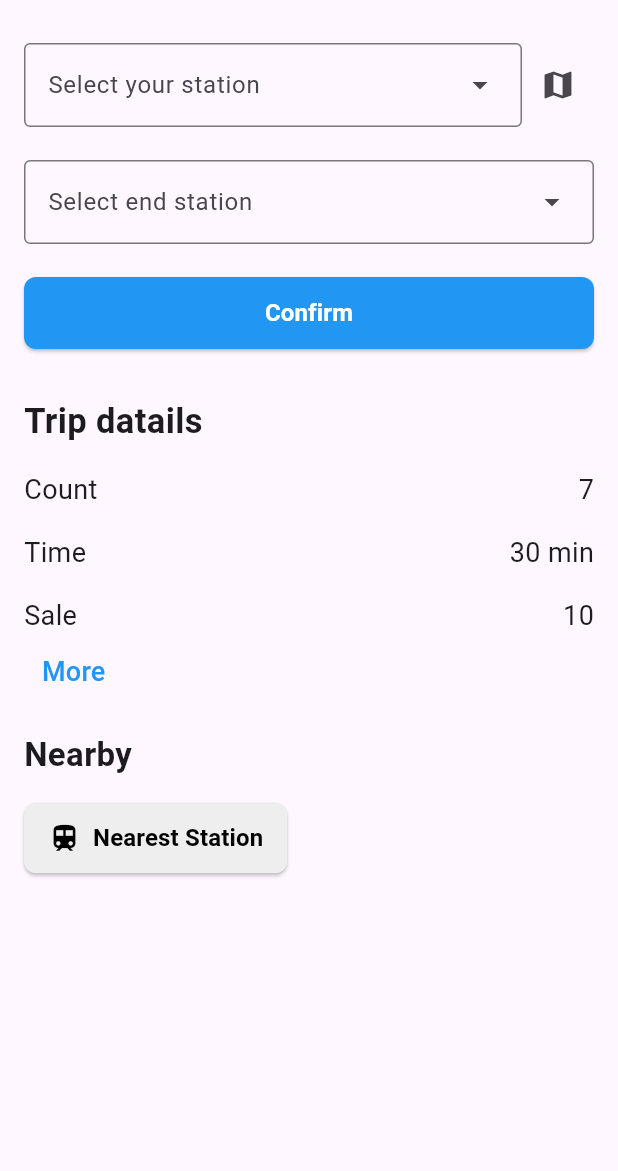
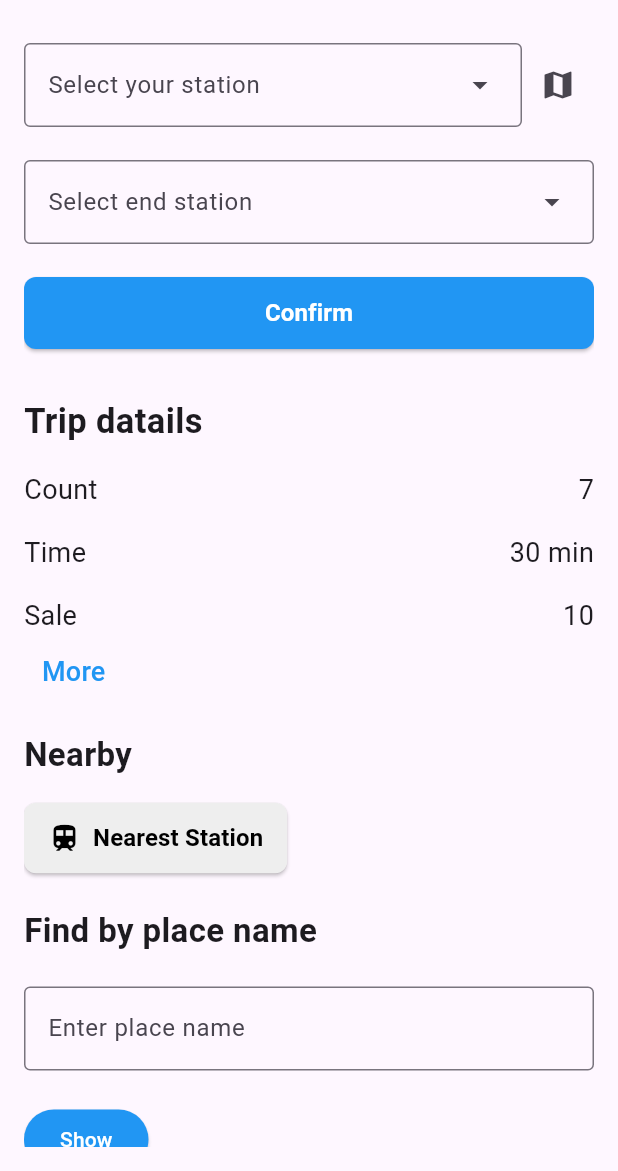
Before and after one commit to Mohammadkhalaf78/metro_station, a Flutter app: the screen it shows after launch, on a phone screen of 412 x 824 dp, the part 65-1236 px from its top. Run offline on Flutter 3.47's test engine with Material 3 defaults, Android fonts, the phone set to English and light mode, and no system bars; our stand-ins replace get.

Commit message:
add find place name with textfiled and button show

```diff
--- a/lib/home_page.dart
+++ b/lib/home_page.dart
@@ -18,7 +18,9 @@ class HomePage extends StatelessWidget {
         body: Center(
           child: Padding(
             padding: const EdgeInsets.all(16.0),
+            child: SingleChildScrollView(
               child: Column(
+                mainAxisAlignment: MainAxisAlignment.start,
                 children: [
                   Row(
                     children: [
@@ -78,7 +80,10 @@ class HomePage extends StatelessWidget {
                     alignment: Alignment.topLeft,
                     child: Text(
                       "Trip datails ",
-                    style: TextStyle(fontWeight: FontWeight.bold, fontSize: 23),
+                      style: TextStyle(
+                        fontWeight: FontWeight.bold,
+                        fontSize: 23,
+                      ),
                     ),
                   ),
                   SizedBox(height: 16),
@@ -120,7 +125,10 @@ class HomePage extends StatelessWidget {
                     alignment: Alignment.topLeft,
                     child: Text(
                       "Nearby",
-                    style: TextStyle(fontWeight: FontWeight.bold, fontSize: 22),
+                      style: TextStyle(
+                        fontWeight: FontWeight.bold,
+                        fontSize: 22,
+                      ),
                     ),
                   ),
                   SizedBox(height: 16),
@@ -128,13 +136,13 @@ class HomePage extends StatelessWidget {
                     alignment: Alignment.topLeft,
                     child: ElevatedButton.icon(
                       onPressed: () {},
-                    icon: Icon(Icons.train, color: Colors.black,size: 22,),
+                      icon: Icon(Icons.train, color: Colors.black, size: 22),
                       label: Text(
                         'Nearest Station',
                         style: TextStyle(
                           color: Colors.black,
                           fontWeight: FontWeight.bold,
-                        fontSize: 16
+                          fontSize: 16,
                         ),
                       ),
                       style: ElevatedButton.styleFrom(
@@ -150,8 +158,45 @@ class HomePage extends StatelessWidget {
                     ),
                   ),
 
+                  SizedBox(height: 22),
+                  Align(
+                    alignment: Alignment.topLeft,
+                    child: Text(
+                      "Find by place name ",
+                      style: TextStyle(
+                        fontWeight: FontWeight.bold,
+                        fontSize: 22,
+                      ),
+                    ),
+                  ),
+                  SizedBox(height: 22),
 
+                  TextField(
+                    decoration: InputDecoration(
+                      hintText: 'Enter place name ',
+                      border: OutlineInputBorder(),
+                    ),
+                  ),
+                  SizedBox(height: 22),
+
+                  Align(
+                    alignment: Alignment.topLeft,
+                    child: ElevatedButton(
+                      onPressed: () {
+                        // Action
+                      },
+                      style: ElevatedButton.styleFrom(
+                        backgroundColor: Colors.blue,
+                        alignment: Alignment.centerLeft,
+                      ),
+                      child: Text(
+                        'Show',
+                        style: TextStyle(color: Colors.white),
+                      ),
+                    ),
+                  ),
                 ],
+              ),
             ),
           ),
         ),
```
Lines whose indentation alone changed are shown as unchanged.
